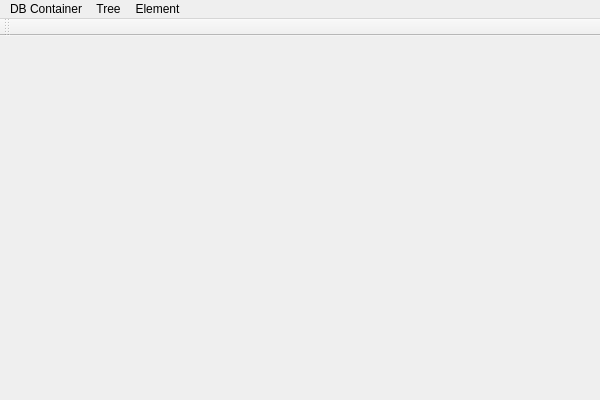
Old version of the form trunk/proj/src/DbContainer/Ui/MainWindow.ui in the repository ElwooD07/BdContainer.
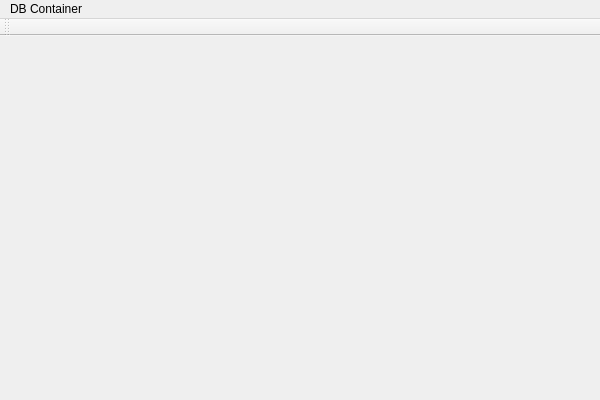
New version of the form.

Commit message: Implemented delegate for renaming elements. Implemented functionality for removing elements. Menus for tree view moved to separated classes. Improved ChooseContainerDialod behavior. Implemented functions for asking questions and showing messages via MainWindowView.

Diff of the .ui file:
```diff
--- a/trunk/proj/src/DbContainer/Ui/MainWindow.ui
+++ b/trunk/proj/src/DbContainer/Ui/MainWindow.ui
@@ -32,30 +32,7 @@
     <addaction name="separator"/>
     <addaction name="actionInfo"/>
    </widget>
-   <widget class="QMenu" name="menuTree">
-    <property name="title">
-     <string>Tree</string>
-    </property>
-    <addaction name="actionCollapse"/>
-    <addaction name="actionExpand"/>
-    <addaction name="separator"/>
-    <addaction name="actionAdd_folder"/>
-    <addaction name="actionAdd_file"/>
-   </widget>
-   <widget class="QMenu" name="menuElement">
-    <property name="title">
-     <string>Element</string>
-    </property>
-    <addaction name="actionElementRename"/>
-    <addaction name="actionElementAddContent"/>
-    <addaction name="actionErase_2"/>
-    <addaction name="actionElementDelete"/>
-    <addaction name="separator"/>
-    <addaction name="actionInfo_3"/>
-   </widget>
    <addaction name="menuFile"/>
-   <addaction name="menuTree"/>
-   <addaction name="menuElement"/>
   </widget>
   <widget class="QToolBar" name="mainToolBar">
    <attribute name="toolBarArea">
```
The commit also changes 22 other files.
